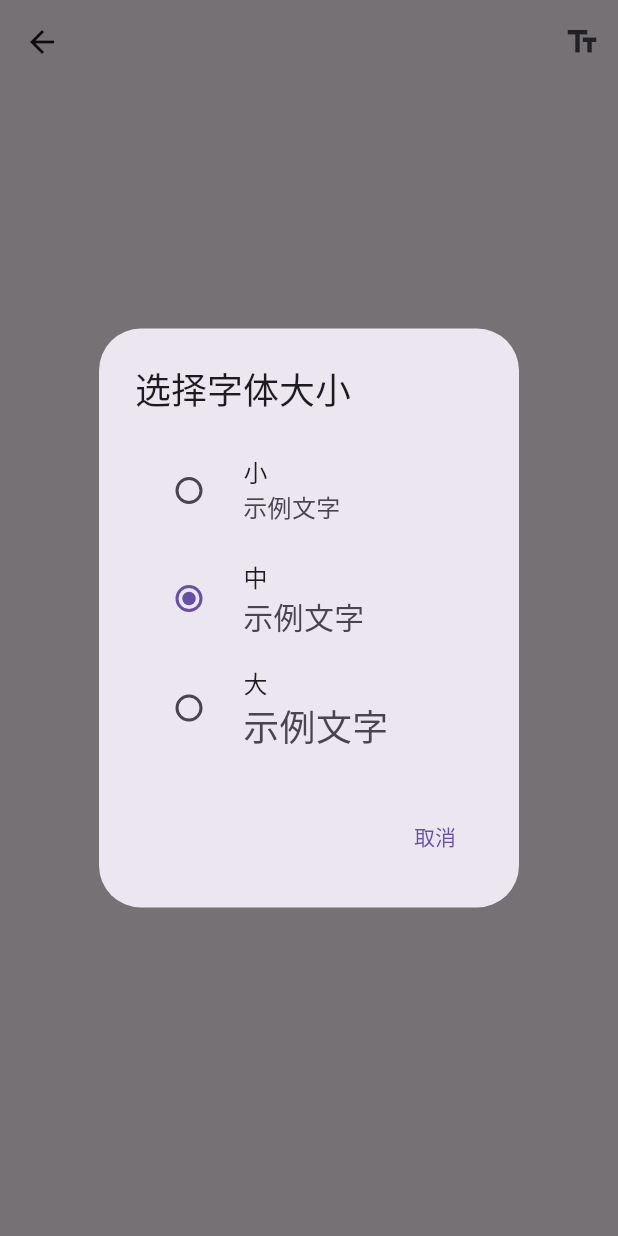
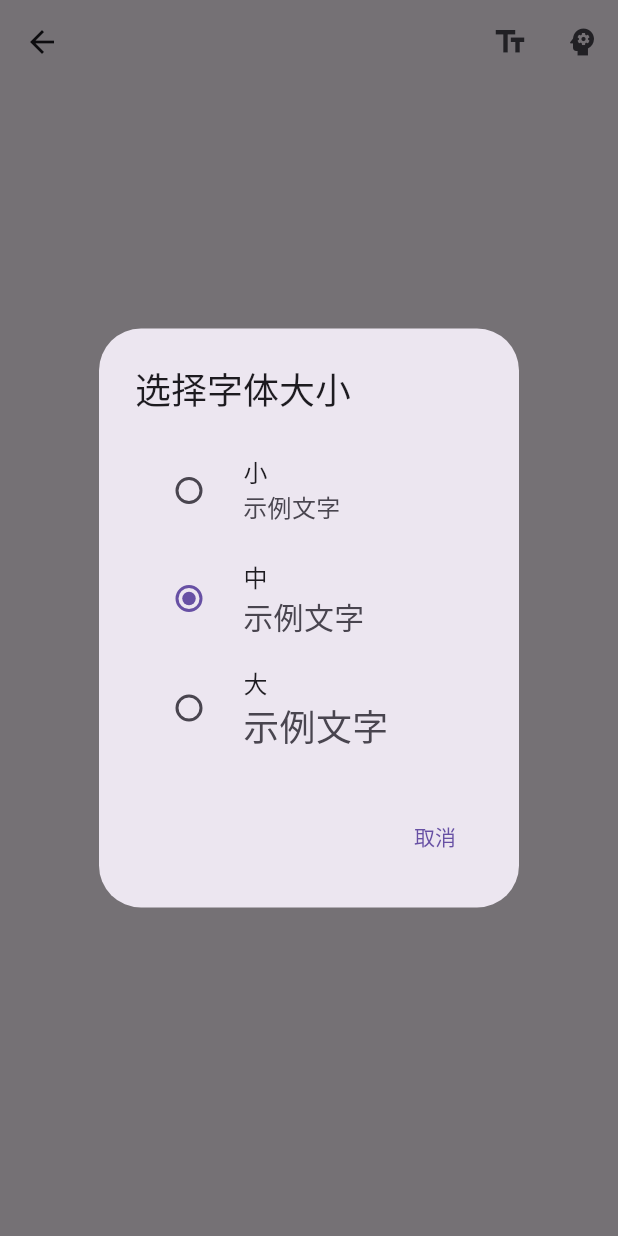
Before and after one commit to Syonling/epub_reader_Androidfrontend, a Flutter app: the ReaderScreen screen opened directly with empty values, after a tap on the "text fields" icon, on a phone screen of 412 x 824 dp. Run offline on Flutter 3.47's test engine with Material 3 defaults, Android fonts, the phone set to English and light mode, and no system bars; our stand-ins replace webview_flutter; missing offline and left inert: epubx; network calls fail.

Commit message:
1110 添加LLM选项按钮

```diff
--- a/lib/screens/reader_screen.dart
+++ b/lib/screens/reader_screen.dart
@@ -12,6 +12,7 @@ import '../widgets/chapter_list_dialog.dart';
 import '../widgets/font_size_selector.dart';
 import '../widgets/clickable_text.dart';
 import 'dart:typed_data';
+import '../widgets/llm_selector.dart';
 
 class ReaderScreen extends StatefulWidget {
   final Book book;
@@ -482,6 +483,7 @@ class _ReaderScreenState extends State<ReaderScreen> {
               onPressed: _showChapterList,
               tooltip: '目录',
             ),
+          const LlmSelector(),
         ],
       ) : null,
       body: Stack(
--- a/lib/services/api_service.dart
+++ b/lib/services/api_service.dart
@@ -4,6 +4,7 @@ import '../constants/api_constants.dart';
 import '../models/analysis_result.dart';
 
 class ApiService {
+  /// 智能分析（自动判断单词/句子）
   static Future<AnalysisResult?> analyzeText(String text) async {
     try {
       final url = Uri.parse('${ApiConstants.baseUrl}${ApiConstants.analyzeEndpoint}');
@@ -22,7 +23,47 @@ class ApiService {
       }
       return null;
     } catch (e) {
+      print('分析错误: $e');
       return null;
     }
   }
+
+  /// 获取可用的AI提供商列表
+  static Future<Map<String, dynamic>?> getProviders() async {
+    try {
+      final url = Uri.parse('${ApiConstants.baseUrl}/api/providers');
+
+      final response = await http
+          .get(url)
+          .timeout(ApiConstants.connectionTimeout);
+
+      if (response.statusCode == 200) {
+        return jsonDecode(utf8.decode(response.bodyBytes));
+      }
+      return null;
+    } catch (e) {
+      print('获取提供商列表错误: $e');
+      return null;
+    }
+  }
+
+  /// 切换AI提供商
+  static Future<bool> switchProvider(String providerId) async {
+    try {
+      final url = Uri.parse('${ApiConstants.baseUrl}/api/switch-provider');
+
+      final response = await http
+          .post(
+            url,
+            headers: {'Content-Type': 'application/json'},
+            body: jsonEncode({'provider': providerId}),
+          )
+          .timeout(ApiConstants.connectionTimeout);
+
+      return response.statusCode == 200;
+    } catch (e) {
+      print('切换提供商错误: $e');
+      return false;
+    }
+  }
 }
--- /dev/null
+++ b/lib/widgets/llm_selector.dart
@@ -0,0 +1,134 @@
+import 'package:flutter/material.dart';
+import '../services/api_service.dart';
+
+class LlmSelector extends StatefulWidget {
+  const LlmSelector({super.key});
+
+  @override
+  State<LlmSelector> createState() => _LlmSelectorState();
+}
+
+class _LlmSelectorState extends State<LlmSelector> {
+  String _currentProvider = 'echo';
+  List<Map<String, dynamic>> _providers = [];
+  bool _isLoading = false;
+
+  @override
+  void initState() {
+    super.initState();
+    _loadProviders();
+  }
+
+  Future<void> _loadProviders() async {
+    setState(() => _isLoading = true);
+
+    try {
+      final data = await ApiService.getProviders();
+      if (data != null && mounted) {
+        setState(() {
+          _currentProvider = data['current'] ?? 'echo';
+          _providers = List<Map<String, dynamic>>.from(data['providers'] ?? []);
+        });
+      }
+    } catch (e) {
+      print('加载提供商失败: $e');
+    } finally {
+      if (mounted) {
+        setState(() => _isLoading = false);
+      }
+    }
+  }
+
+  Future<void> _switchProvider(String providerId) async {
+    if (providerId == _currentProvider) return;
+
+    setState(() => _isLoading = true);
+
+    try {
+      final success = await ApiService.switchProvider(providerId);
+      if (success && mounted) {
+        setState(() {
+          _currentProvider = providerId;
+        });
+
+        // 可选：显示成功提示
+        if (mounted) {
+          ScaffoldMessenger.of(context).showSnackBar(
+            SnackBar(
+              content: Text('已切换到 ${_getProviderName(providerId)}'),
+              duration: const Duration(seconds: 2),
+            ),
+          );
+        }
+      }
+    } catch (e) {
+      print('切换提供商失败: $e');
+    } finally {
+      if (mounted) {
+        setState(() => _isLoading = false);
+      }
+    }
+  }
+
+  String _getProviderName(String providerId) {
+    final provider = _providers.firstWhere(
+      (p) => p['id'] == providerId,
+      orElse: () => {'display_name': providerId},
+    );
+    return provider['display_name'] ?? providerId;
+  }
+
+  @override
+  Widget build(BuildContext context) {
+    if (_isLoading) {
+      return const Padding(
+        padding: EdgeInsets.all(12.0),
+        child: SizedBox(
+          width: 20,
+          height: 20,
+          child: CircularProgressIndicator(strokeWidth: 2),
+        ),
+      );
+    }
+
+    return PopupMenuButton<String>(
+      icon: const Icon(Icons.psychology),
+      tooltip: 'AI提供商: $_currentProvider',
+      onSelected: _switchProvider,
+      itemBuilder: (context) {
+        return _providers.map((provider) {
+          final id = provider['id'] as String;
+          final name = provider['display_name'] as String;
+          final status = provider['status'] as String;
+          final isCurrent = id == _currentProvider;
+
+          return PopupMenuItem<String>(
+            value: id,
+            child: Row(
+              children: [
+                // 当前选中标记
+                if (isCurrent)
+                  const Icon(Icons.check, size: 18, color: Colors.blue),
+                if (isCurrent) const SizedBox(width: 8),
+
+                // 提供商名称
+                Expanded(
+                  child: Text(
+                    name,
+                    style: TextStyle(
+                      fontWeight: isCurrent ? FontWeight.bold : FontWeight.normal,
+                    ),
+                  ),
+                ),
+
+                // 状态指示
+                if (status == 'needs_key')
+                  const Icon(Icons.warning, size: 16, color: Colors.orange),
+              ],
+            ),
+          );
+        }).toList();
+      },
+    );
+  }
+}
```
